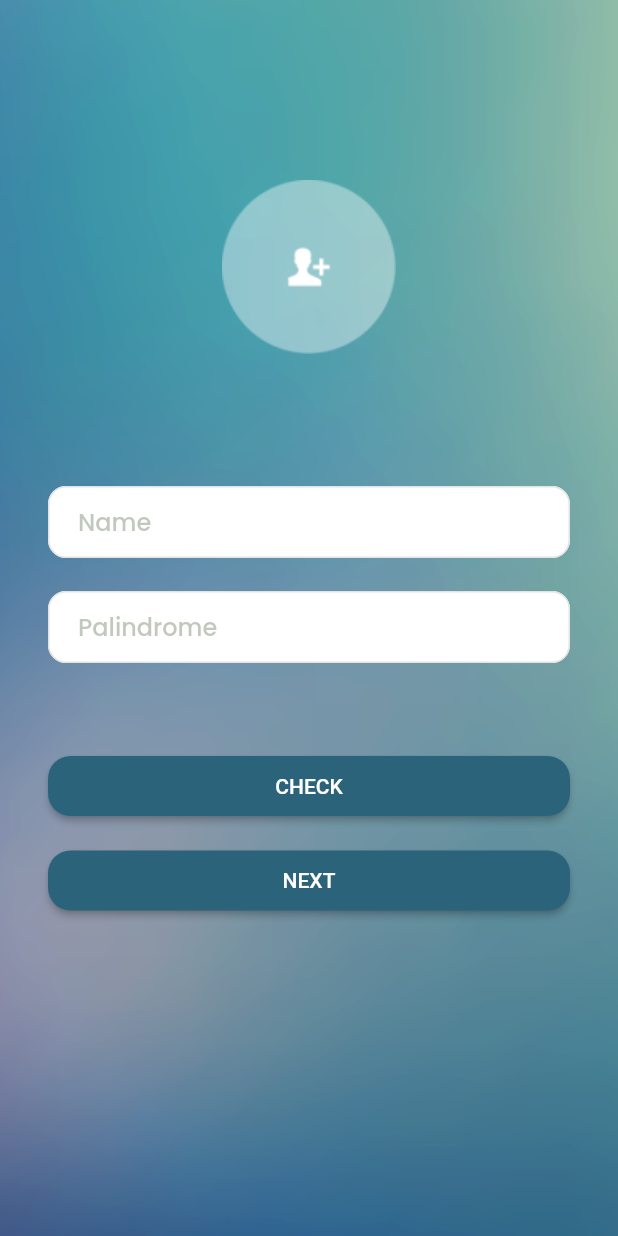
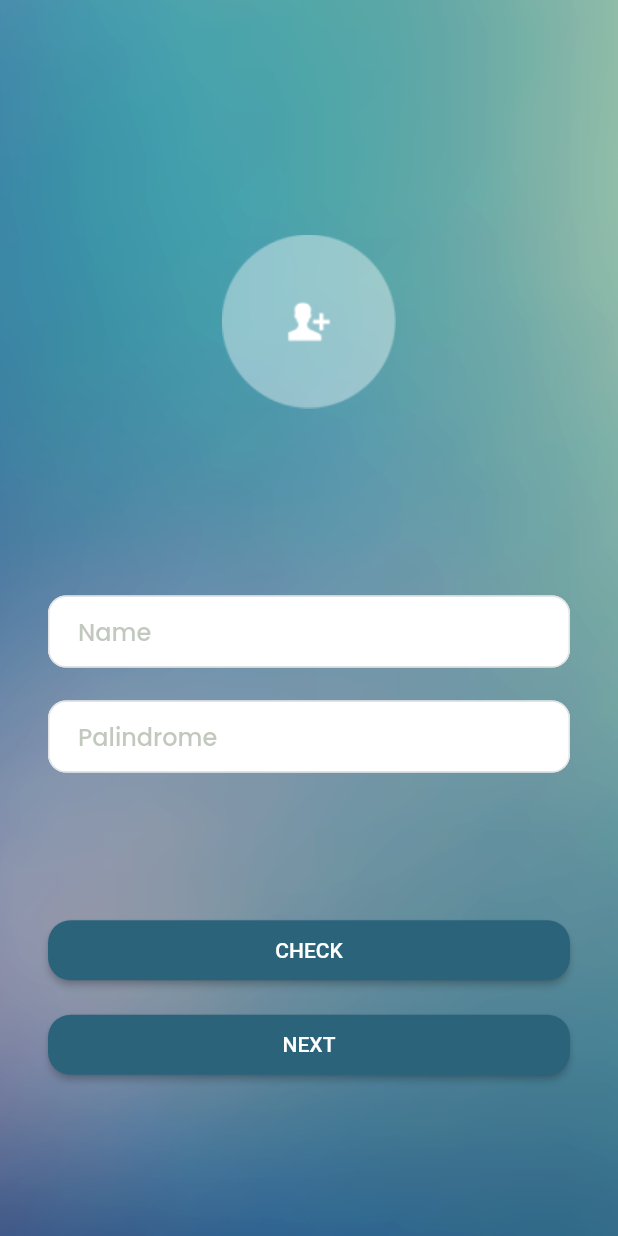
Before and after one commit to teguhap/suitmeda_test_mobile_apss, a Flutter app: the screen it shows after launch, on a phone screen of 412 x 824 dp. Run offline on Flutter 3.47's test engine with Material 2 defaults, Android fonts, the phone set to English and light mode, and no system bars; drawn by our look-alikes of keyboard_dismisser; our stand-ins replace google_fonts, pull_to_refresh, shimmer.

Commit message:
Litle fixing after push

```diff
--- a/lib/pages/first_page.dart
+++ b/lib/pages/first_page.dart
@@ -88,7 +88,7 @@ class _FirstPageState extends State<FirstPage> {
                           height: 30,
                         ),
                         Expanded(
-                          flex: 2,
+                          flex: 1,
                           child: Column(
                             children: [
                               MyButton(
```
Also changed, not shown: lib/pages/third_page.dart (+3 -13 lines).
